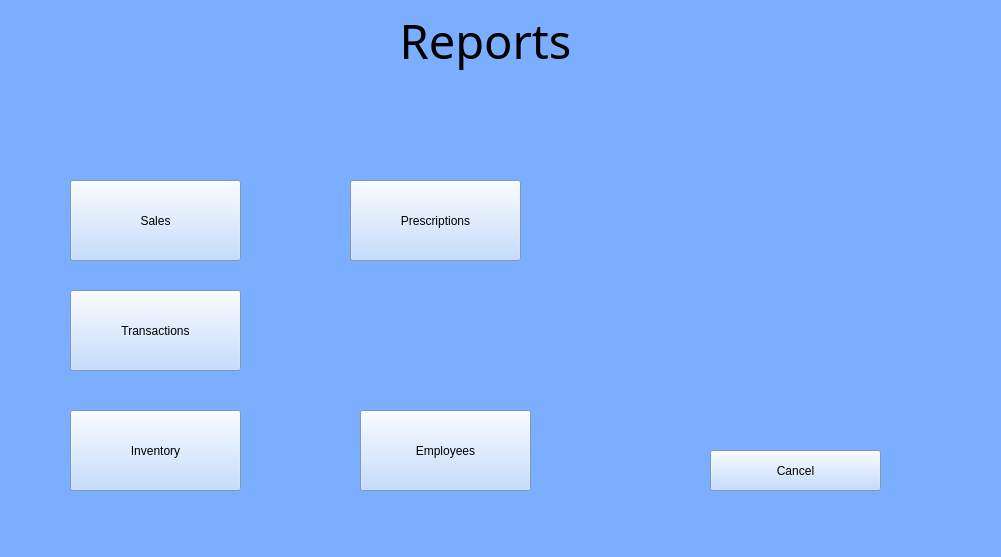
Above: UI/Reports.ui from BennettPJ/SFWE403-Sem-Proj before the change. Below: the same form after it.
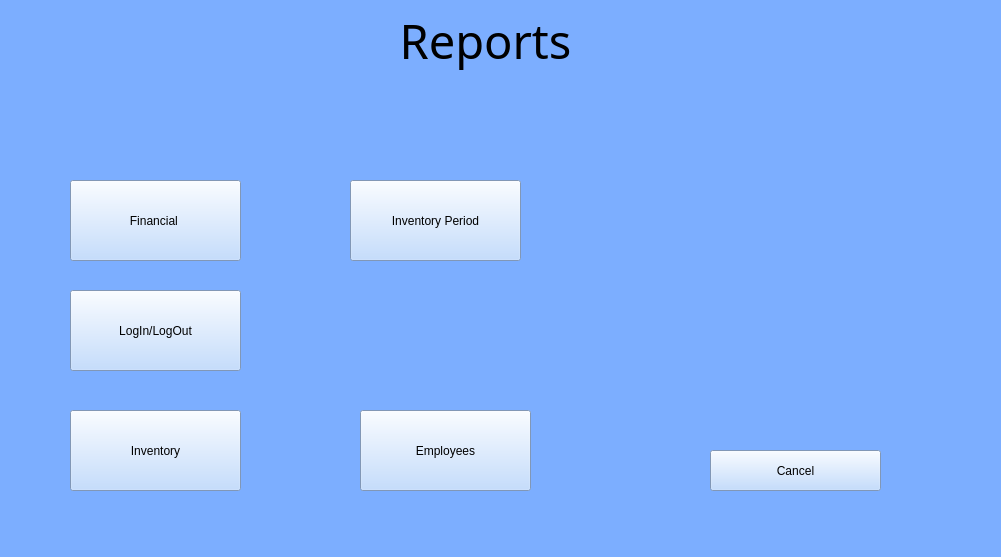
That is the form after the change. Icons and pictures are not drawn.

What changed in the file:
```diff
--- a/UI/Reports.ui
+++ b/UI/Reports.ui
@@ -80,7 +80,7 @@
      <string notr="true">background-color: rgb(180, 212, 255);</string>
     </property>
     <property name="text">
-     <string>Sales</string>
+     <string>Financial </string>
     </property>
    </widget>
    <widget class="QLabel" name="label_4">
@@ -146,7 +146,7 @@
      <string notr="true">background-color: rgb(180, 212, 255);</string>
     </property>
     <property name="text">
-     <string>Prescriptions</string>
+     <string>Inventory Period</string>
     </property>
    </widget>
    <widget class="QPushButton" name="PrescriptionsButton_2">
@@ -222,7 +222,7 @@
      <string notr="true">background-color: rgb(180, 212, 255);</string>
     </property>
     <property name="text">
-     <string>Transactions</string>
+     <string>LogIn/LogOut</string>
     </property>
    </widget>
   </widget>
```
Left out of the diff: 4 changed lines with no effect on the pictures.
